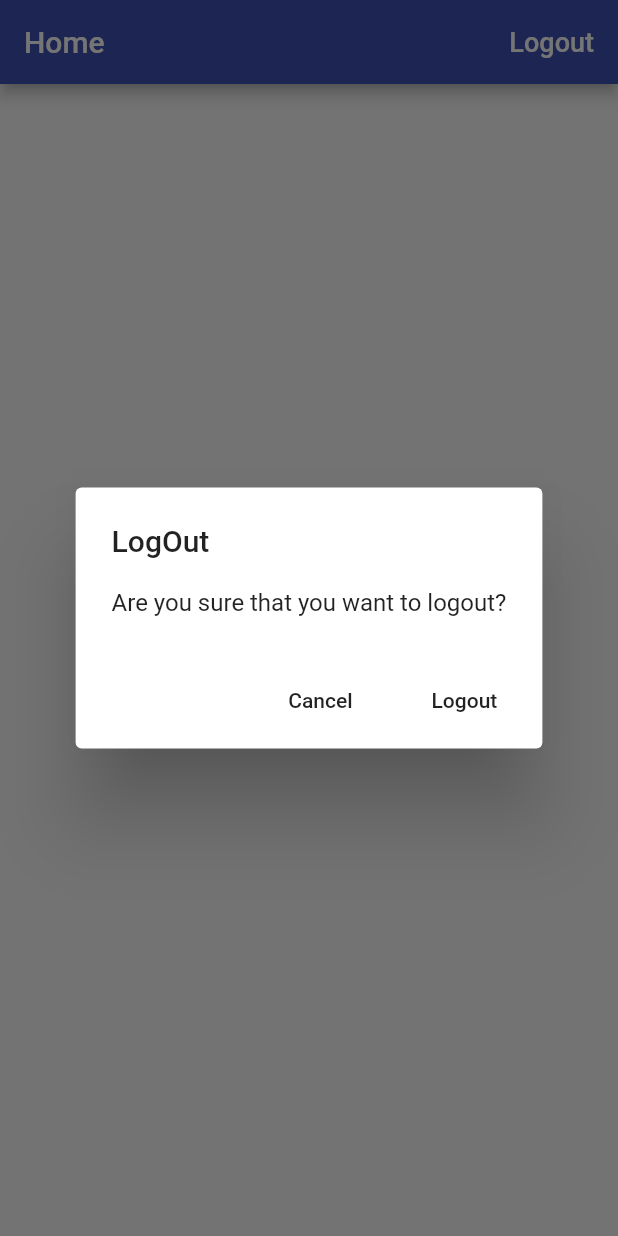
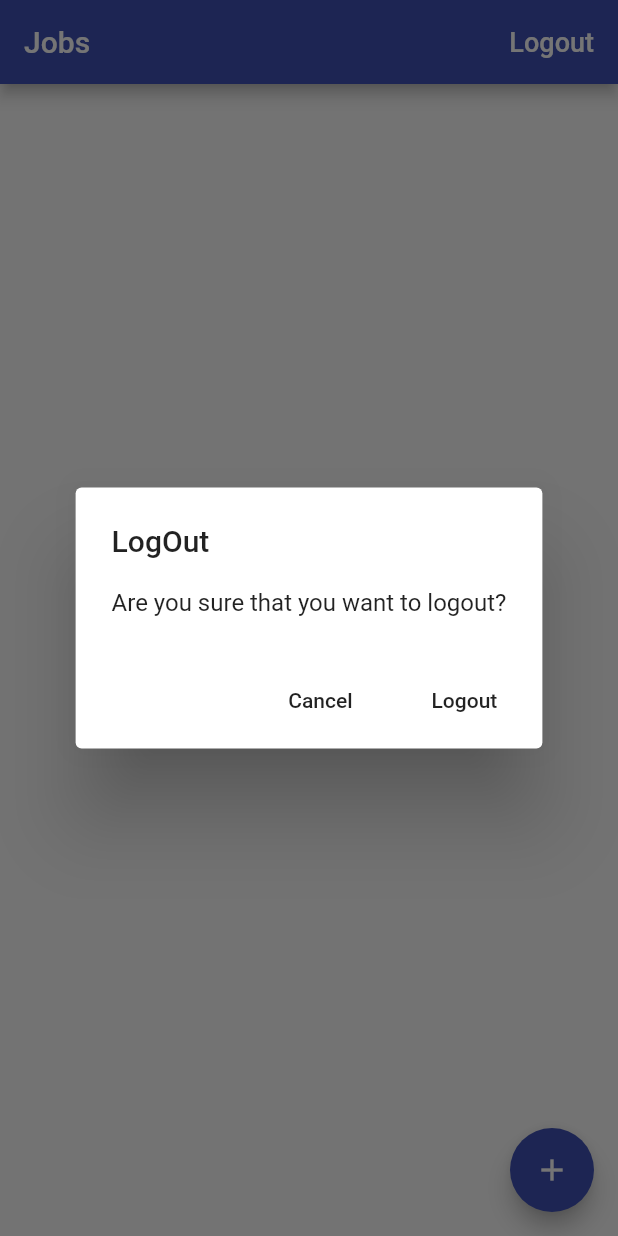
Before and after one commit to pedrolacerda81/flutter-firebase-course, a Flutter app: the screen it shows once a user with an empty profile is signed in, after a tap on "Logout", on a phone screen of 412 x 824 dp. Run offline on Flutter 3.47's test engine with Material 2 defaults, Android fonts, the phone set to English and light mode, and no system bars; our stand-ins replace cloud_firestore, firebase_auth, google_sign_in; accounts and stored records are empty.

```diff
--- a/time_tracker_flutter_course/lib/app/home/home_page.dart
+++ b/time_tracker_flutter_course/lib/app/home/jobs_page.dart
@@ -1,9 +1,11 @@
 import 'package:flutter/material.dart';
+import 'package:time_tracker_flutter_course/app/home/models/job.dart';
 import 'package:time_tracker_flutter_course/commun_widgets/platform_alert_dialog.dart';
 import 'package:provider/provider.dart';
 import 'package:time_tracker_flutter_course/services/auth.dart';
+import 'package:time_tracker_flutter_course/services/database.dart';
 
-class HomePage extends StatelessWidget {
+class JobsPage extends StatelessWidget {
   Future<void> _signOut(BuildContext context) async {
     try {
       final auth = Provider.of<AuthBase>(context, listen: false);
@@ -20,16 +22,21 @@ class HomePage extends StatelessWidget {
       cancelActionText: 'Cancel',
       defaultActionText: 'Logout',
     ).show(context);
-    if(didRequestSignOut == true) {
+    if (didRequestSignOut == true) {
       _signOut(context);
     }
+  }
+
+  Future<void> _creatJob(BuildContext context) async {
+    final Database databe = Provider.of<Database>(context, listen: false);
+    await databe.createJob(Job(name: 'Blogging2', ratePerHour: 12));
   }
 
   @override
   Widget build(BuildContext context) {
     return Scaffold(
       appBar: AppBar(
-        title: Text('Home'),
+        title: Text('Jobs'),
         actions: <Widget>[
           FlatButton(
             splashColor: Colors.white,
@@ -44,6 +51,10 @@ class HomePage extends StatelessWidget {
           )
         ],
       ),
+      floatingActionButton: FloatingActionButton(
+        child: Icon(Icons.add),
+        onPressed: () => _creatJob(context),
+      ),
     );
   }
 }
--- /dev/null
+++ b/time_tracker_flutter_course/lib/app/home/models/job.dart
@@ -0,0 +1,12 @@
+import 'package:meta/meta.dart';
+
+class Job {
+  final String name;
+  final int ratePerHour;
+
+  Job({@required this.name, @required this.ratePerHour});
+
+  Map<String, dynamic> toMap() {
+    return {'name': name, 'ratePerHour': ratePerHour};
+  }
+}
--- a/time_tracker_flutter_course/lib/app/landing_page/landing_page.dart
+++ b/time_tracker_flutter_course/lib/app/landing_page/landing_page.dart
@@ -1,8 +1,9 @@
 import 'package:flutter/material.dart';
-import 'package:time_tracker_flutter_course/app/home/home_page.dart';
+import 'package:time_tracker_flutter_course/app/home/jobs_page.dart';
 import 'package:time_tracker_flutter_course/app/sign_in/sign_in_page.dart';
 import 'package:time_tracker_flutter_course/services/auth.dart';
 import 'package:provider/provider.dart';
+import 'package:time_tracker_flutter_course/services/database.dart';
 
 class LandingPage extends StatelessWidget {
   @override
@@ -16,7 +17,10 @@ class LandingPage extends StatelessWidget {
           if (user == null) {
             return SignInPage.create(context);
           }
-          return HomePage();
+          return Provider<Database>(
+            create: (_) => FireStoreDatabase(uid: user.uid),
+            child: JobsPage(),
+          );
         } else {
           return Scaffold(
             appBar: AppBar(
--- /dev/null
+++ b/time_tracker_flutter_course/lib/services/database.dart
@@ -0,0 +1,20 @@
+import 'package:cloud_firestore/cloud_firestore.dart';
+import 'package:meta/meta.dart';
+import 'dart:async';
+
+import 'package:time_tracker_flutter_course/app/home/models/job.dart';
+
+abstract class Database {
+  Future<void> createJob(Job job);
+}
+
+class FireStoreDatabase implements Database {
+  final String uid;
+  FireStoreDatabase({@required this.uid}) : assert(uid != null);
+
+  Future<void> createJob(Job job) async {
+    final path = '/users/$uid/jobs/job_abc';
+    final documentReference = Firestore.instance.document(path);
+    await documentReference.setData(job.toMap());
+  }
+}
--- a/time_tracker_flutter_course/pubspec.yaml
+++ b/time_tracker_flutter_course/pubspec.yaml
@@ -26,6 +26,7 @@ dependencies:
   firebase_auth: ^0.15.4
   google_sign_in: ^4.1.1
   provider: ^4.0.4
+  cloud_firestore: ^0.12.9+5
 
 dev_dependencies:
   flutter_test:
```
Also changed, not shown: 1 other file.
